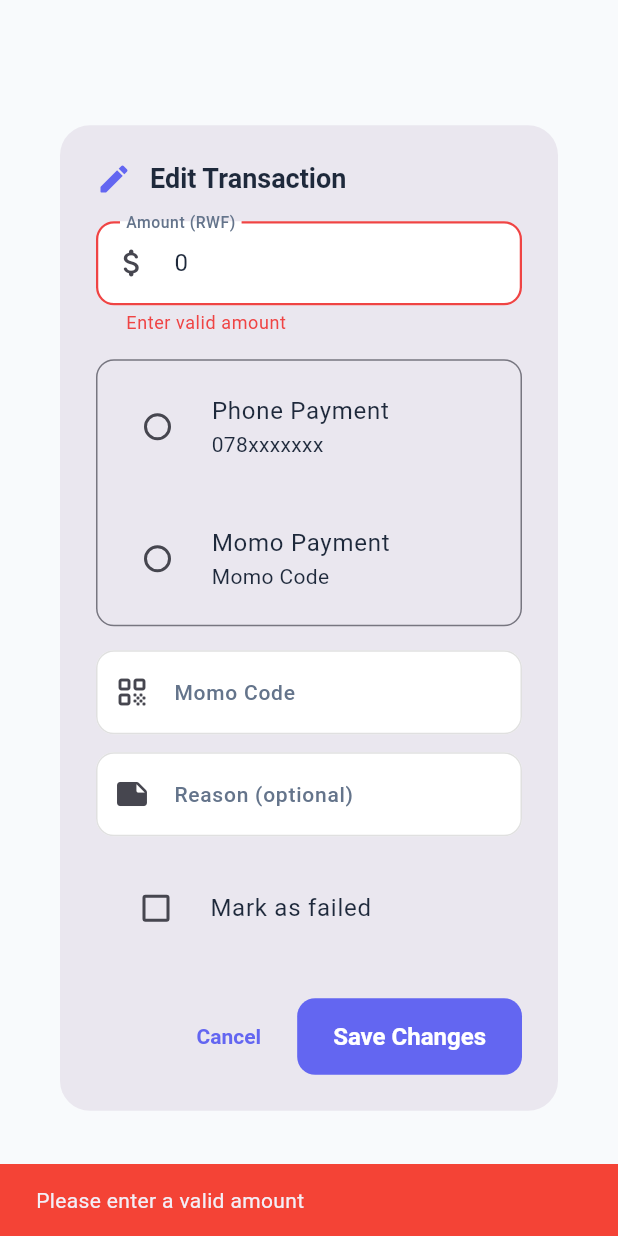
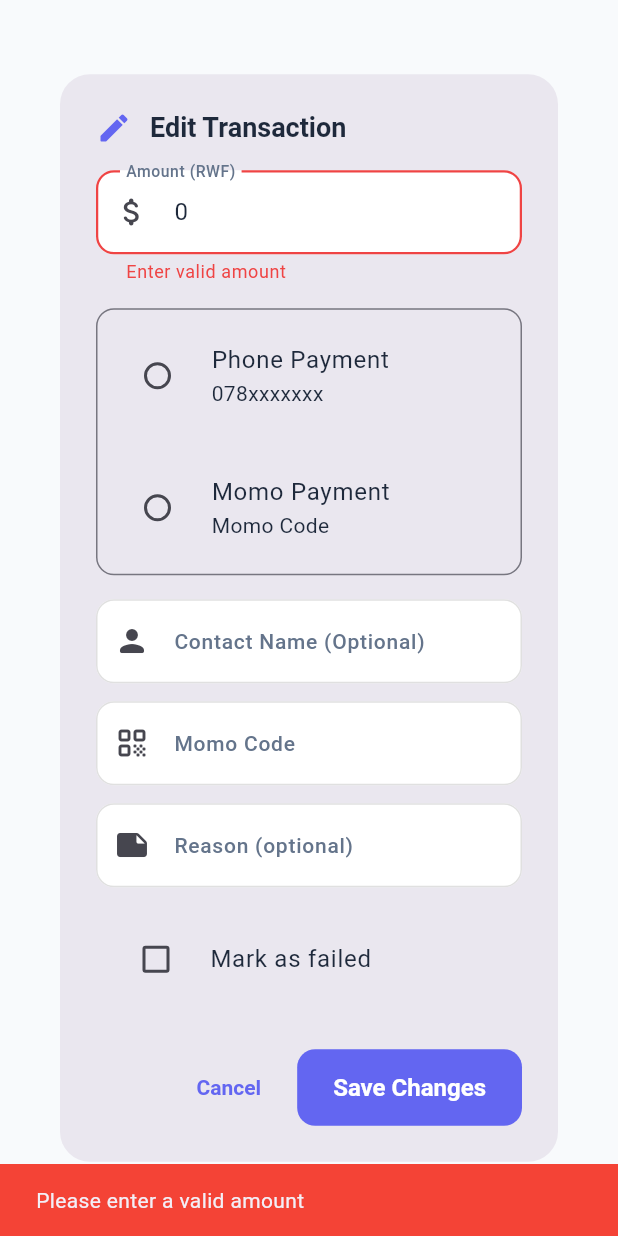
Before and after one commit to julesntare/mq_pay, a Flutter app: the EditUssdRecordDialog widget shown alone on an empty page, opened directly with empty values, after a tap on "Save Changes", on a phone screen of 412 x 824 dp. Run offline on Flutter 3.47's test engine with Material 3 defaults, Android fonts, the phone set to English and light mode, and no system bars; our stand-ins replace cloud_firestore, connectivity_plus, firebase_core, flutter_contacts, flutter_native_contact_picker, geolocator and 1 more; missing offline and left inert: flutter_direct_caller_plugin, mobile_scanner; accounts and stored records are empty; generated files the repository leaves out were written again.

Commit message:
added name on unknown recipient

```diff
--- a/lib/screens/edit_ussd_record_dialog.dart
+++ b/lib/screens/edit_ussd_record_dialog.dart
@@ -17,6 +17,7 @@ class EditUssdRecordDialog extends StatefulWidget {
 class _EditUssdRecordDialogState extends State<EditUssdRecordDialog> {
   late TextEditingController amountController;
   late TextEditingController recipientController;
+  late TextEditingController contactNameController;
   late TextEditingController reasonController;
   String recipientType = 'phone';
   bool isLoading = false;
@@ -28,6 +29,7 @@ class _EditUssdRecordDialogState extends State<EditUssdRecordDialog> {
     amountController =
         TextEditingController(text: widget.record.amount.toStringAsFixed(0));
     recipientController = TextEditingController(text: widget.record.recipient);
+    contactNameController = TextEditingController(text: widget.record.contactName ?? '');
     reasonController = TextEditingController(text: widget.record.reason ?? '');
     recipientType = widget.record.recipientType;
     failed = widget.record.failed;
@@ -37,6 +39,7 @@ class _EditUssdRecordDialogState extends State<EditUssdRecordDialog> {
   void dispose() {
     amountController.dispose();
     recipientController.dispose();
+    contactNameController.dispose();
     reasonController.dispose();
     super.dispose();
   }
@@ -186,6 +189,9 @@ class _EditUssdRecordDialogState extends State<EditUssdRecordDialog> {
         recipient: recipient,
         recipientType: recipientType,
         ussdCode: _generateUssdCode(),
+        contactName: contactNameController.text.trim().isEmpty
+            ? null
+            : contactNameController.text.trim(),
         maskedRecipient:
             recipientType == 'phone' ? _maskPhoneNumber(recipient) : null,
         reason: reasonController.text.trim().isEmpty
@@ -288,6 +294,21 @@ class _EditUssdRecordDialogState extends State<EditUssdRecordDialog> {
               ),
               const SizedBox(height: 16),
 
+              // Contact Name Field (optional)
+              TextField(
+                controller: contactNameController,
+                keyboardType: TextInputType.text,
+                decoration: InputDecoration(
+                  labelText: 'Contact Name (Optional)',
+                  prefixIcon: Icon(Icons.person_rounded),
+                  border: OutlineInputBorder(
+                    borderRadius: BorderRadius.circular(12),
+                  ),
+                  hintText: 'Enter name for this contact',
+                ),
+              ),
+              const SizedBox(height: 12),
+
               // Recipient Field
               TextField(
                 controller: recipientController,
```
Also changed, not shown: lib/screens/home.dart (+51 -2 lines), lib/screens/ussd_records_screen.dart (+10 -2 lines).
